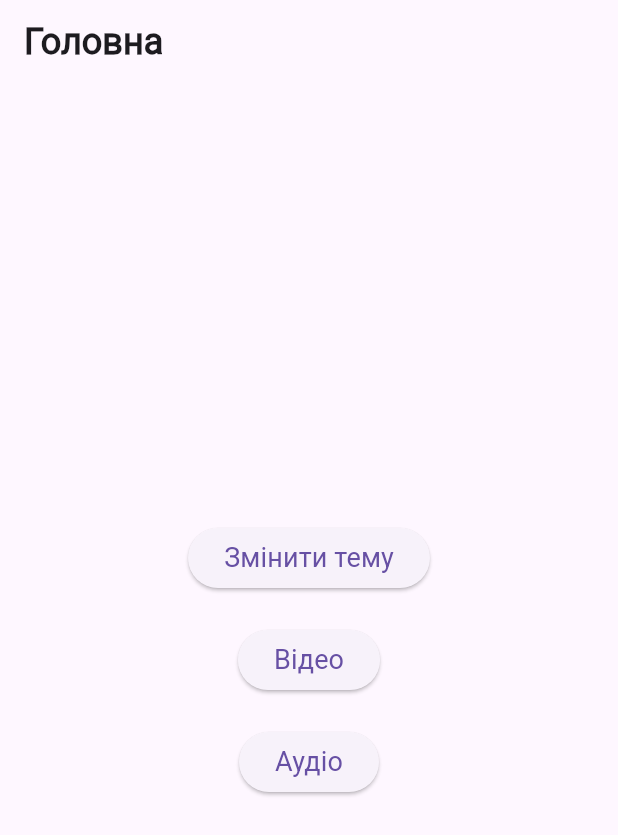
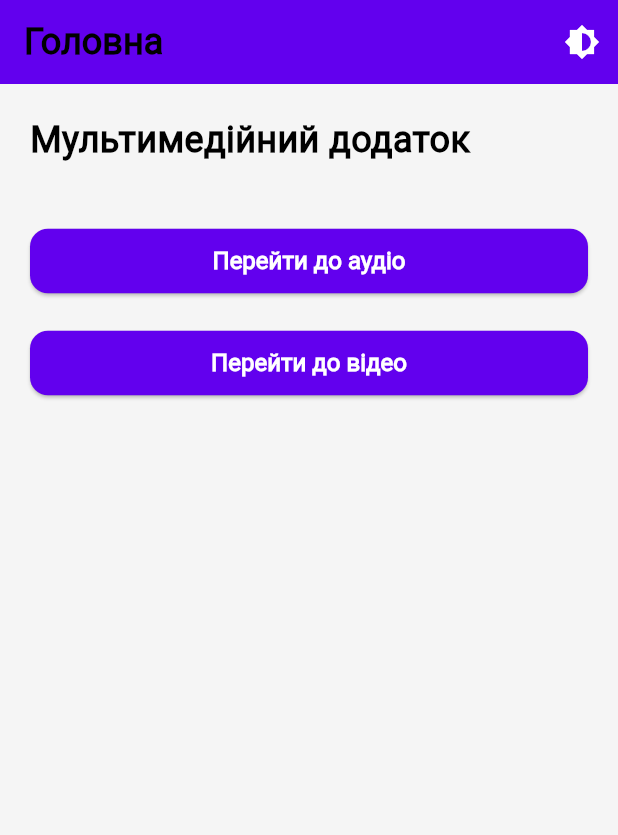
Before and after one commit to EvgeniyBochevarov/flutter_mult, a Flutter app: the screen it shows after launch, on a phone screen of 412 x 824 dp. Shown: the top 835 px of the screen. Run offline on Flutter 3.47's test engine with Material 3 defaults, Android fonts, the phone set to English and light mode, and no system bars; our stand-ins replace google_fonts, just_audio, video_player.

Commit message:
Виправлення

```diff
--- /dev/null
+++ b/lib/app_colors.dart
@@ -0,0 +1,10 @@
+import 'package:flutter/material.dart';
+
+class AppColors {
+  static const Color primary = Color(0xFF6200EE);
+  static const Color lightBackground = Color(0xFFF5F5F5);
+  static const Color buttonLight = Color(0xFF6200EE);
+  static const Color darkPrimary = Color(0xFF3700B3);
+  static const Color darkBackground = Color(0xFF121212);
+  static const Color buttonDark = Color(0xFF03DAC6);
+}
--- a/lib/app_styles.dart
+++ b/lib/app_styles.dart
@@ -1,21 +1,16 @@
 import 'package:flutter/material.dart';
-
-class AppColors {
-  static const Color primary = Color(0xFF6200EE);
-  static const Color secondary = Color(0xFF03DAC6);
-  static const Color background = Color(0xFFF2F2F2);
-}
+import 'package:google_fonts/google_fonts.dart';
 
 class AppTextStyles {
-  static const TextStyle title = TextStyle(
+  static TextStyle title = GoogleFonts.roboto(
     fontSize: 24,
     fontWeight: FontWeight.bold,
+    color: Colors.black,
   );
 
-  static const TextStyle body = TextStyle(fontSize: 16);
-
-  static const TextStyle buttonText = TextStyle(
-    fontSize: 18,
-    fontWeight: FontWeight.w500,
+  static TextStyle buttonText = GoogleFonts.roboto(
+    fontSize: 16,
+    fontWeight: FontWeight.w600,
+    color: Colors.white,
   );
 }
--- /dev/null
+++ b/lib/app_theme.dart
@@ -0,0 +1,50 @@
+import 'package:flutter/material.dart';
+import 'package:flutter_mult/app_colors.dart';
+
+class AppTheme {
+  static ThemeData lightTheme = ThemeData(
+    brightness: Brightness.light,
+    primaryColor: AppColors.primary,
+    scaffoldBackgroundColor: AppColors.lightBackground,
+    appBarTheme: AppBarTheme(
+      backgroundColor: AppColors.primary,
+      foregroundColor: Colors.white,
+    ),
+    elevatedButtonTheme: ElevatedButtonThemeData(
+      style: ElevatedButton.styleFrom(
+        backgroundColor: AppColors.buttonLight,
+        foregroundColor: Colors.white,
+        shape: RoundedRectangleBorder(borderRadius: BorderRadius.circular(12)),
+        padding: const EdgeInsets.symmetric(horizontal: 24, vertical: 12),
+        textStyle: TextStyle(fontSize: 16, fontWeight: FontWeight.bold),
+      ),
+    ),
+    textTheme: TextTheme(bodyMedium: TextStyle(fontSize: 16)),
+    iconTheme: IconThemeData(color: Colors.black87),
+    useMaterial3: true,
+  );
+
+  static ThemeData darkTheme = ThemeData(
+    brightness: Brightness.dark,
+    primaryColor: AppColors.darkPrimary,
+    scaffoldBackgroundColor: AppColors.darkBackground,
+    appBarTheme: AppBarTheme(
+      backgroundColor: AppColors.darkPrimary,
+      foregroundColor: Colors.white,
+    ),
+    elevatedButtonTheme: ElevatedButtonThemeData(
+      style: ElevatedButton.styleFrom(
+        backgroundColor: AppColors.buttonDark,
+        foregroundColor: Colors.black,
+        shape: RoundedRectangleBorder(borderRadius: BorderRadius.circular(12)),
+        padding: const EdgeInsets.symmetric(horizontal: 24, vertical: 12),
+        textStyle: TextStyle(fontSize: 16, fontWeight: FontWeight.bold),
+      ),
+    ),
+    textTheme: TextTheme(
+      bodyMedium: TextStyle(fontSize: 16, color: Colors.white70),
+    ),
+    iconTheme: IconThemeData(color: Colors.white70),
+    useMaterial3: true,
+  );
+}
--- a/lib/main.dart
+++ b/lib/main.dart
@@ -1,7 +1,6 @@
 import 'package:flutter/material.dart';
-import 'package:google_fonts/google_fonts.dart';
-import 'screens/home_screen.dart';
-import 'app_styles.dart';
+import 'package:flutter_mult/app_theme.dart';
+import 'package:flutter_mult/screens/home_screen.dart';
 
 void main() {
   runApp(MyApp());
@@ -9,7 +8,7 @@ void main() {
 
 class MyApp extends StatefulWidget {
   @override
-  State<MyApp> createState() => _MyAppState();
+  _MyAppState createState() => _MyAppState();
 }
 
 class _MyAppState extends State<MyApp> {
@@ -26,17 +25,9 @@ class _MyAppState extends State<MyApp> {
   Widget build(BuildContext context) {
     return MaterialApp(
       title: 'Мультимедійний додаток',
+      theme: AppTheme.lightTheme,
+      darkTheme: AppTheme.darkTheme,
       themeMode: _themeMode,
-      theme: ThemeData(
-        brightness: Brightness.light,
-        primaryColor: AppColors.primary,
-        textTheme: GoogleFonts.robotoTextTheme().apply(bodyColor: Colors.black),
-      ),
-      darkTheme: ThemeData(
-        brightness: Brightness.dark,
-        primaryColor: AppColors.primary,
-        textTheme: GoogleFonts.robotoTextTheme().apply(bodyColor: Colors.white),
-      ),
       home: HomeScreen(onToggleTheme: _toggleTheme),
     );
   }
--- a/lib/screens/audio_screen.dart
+++ b/lib/screens/audio_screen.dart
@@ -3,6 +3,8 @@ import 'package:just_audio/just_audio.dart';
 import '../app_styles.dart';
 
 class AudioScreen extends StatefulWidget {
+  const AudioScreen({super.key});
+
   @override
   _AudioScreenState createState() => _AudioScreenState();
 }
@@ -47,7 +49,7 @@ class _AudioScreenState extends State<AudioScreen> {
         padding: const EdgeInsets.all(20.0),
         child: Column(
           children: [
-            Text('Гучність', style: AppTextStyles.body),
+            Text('Гучність', style: AppTextStyles.title),
             Slider(value: _volume, onChanged: _setVolume, min: 0, max: 1),
             SizedBox(height: 20),
             StreamBuilder<PlayerState>(
--- a/lib/screens/home_screen.dart
+++ b/lib/screens/home_screen.dart
@@ -1,41 +1,49 @@
 import 'package:flutter/material.dart';
-import '../app_styles.dart';
-import 'video_screen.dart';
-import 'audio_screen.dart';
+import 'package:flutter_mult/app_styles.dart';
+import 'package:flutter_mult/screens/audio_screen.dart' as audio;
+import 'package:flutter_mult/screens/video_screen.dart' as video;
 
 class HomeScreen extends StatelessWidget {
   final VoidCallback onToggleTheme;
-  const HomeScreen({required this.onToggleTheme});
+
+  const HomeScreen({super.key, required this.onToggleTheme});
 
   @override
   Widget build(BuildContext context) {
     return Scaffold(
-      appBar: AppBar(title: Text('Головна', style: AppTextStyles.title)),
-      body: Center(
+      appBar: AppBar(
+        title: Text('Головна', style: AppTextStyles.title),
+        actions: [
+          IconButton(icon: Icon(Icons.brightness_6), onPressed: onToggleTheme),
+        ],
+      ),
+      body: Padding(
+        padding: const EdgeInsets.all(20.0),
         child: Column(
-          mainAxisAlignment: MainAxisAlignment.center,
+          crossAxisAlignment: CrossAxisAlignment.stretch,
           children: [
-            ElevatedButton(
-              onPressed: onToggleTheme,
-              child: Text('Змінити тему', style: AppTextStyles.buttonText),
-            ),
-            SizedBox(height: 20),
+            Text('Мультимедійний додаток', style: AppTextStyles.title),
+            const SizedBox(height: 40),
             ElevatedButton(
               onPressed:
                   () => Navigator.push(
                     context,
-                    MaterialPageRoute(builder: (_) => VideoScreen()),
+                    MaterialPageRoute(
+                      builder: (_) => const audio.AudioScreen(),
+                    ),
                   ),
-              child: Text('Відео', style: AppTextStyles.buttonText),
+              child: Text('Перейти до аудіо', style: AppTextStyles.buttonText),
             ),
-            SizedBox(height: 20),
+            const SizedBox(height: 20),
             ElevatedButton(
               onPressed:
                   () => Navigator.push(
                     context,
-                    MaterialPageRoute(builder: (_) => AudioScreen()),
+                    MaterialPageRoute(
+                      builder: (_) => const video.VideoScreen(),
+                    ),
                   ),
-              child: Text('Аудіо', style: AppTextStyles.buttonText),
+              child: Text('Перейти до відео', style: AppTextStyles.buttonText),
             ),
           ],
         ),
```
Also changed, not shown: lib/screens/video_screen.dart (+34 -12 lines).
